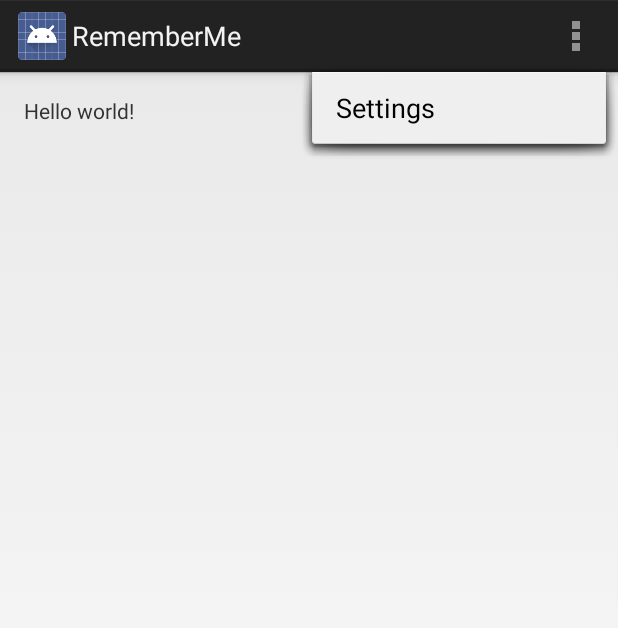
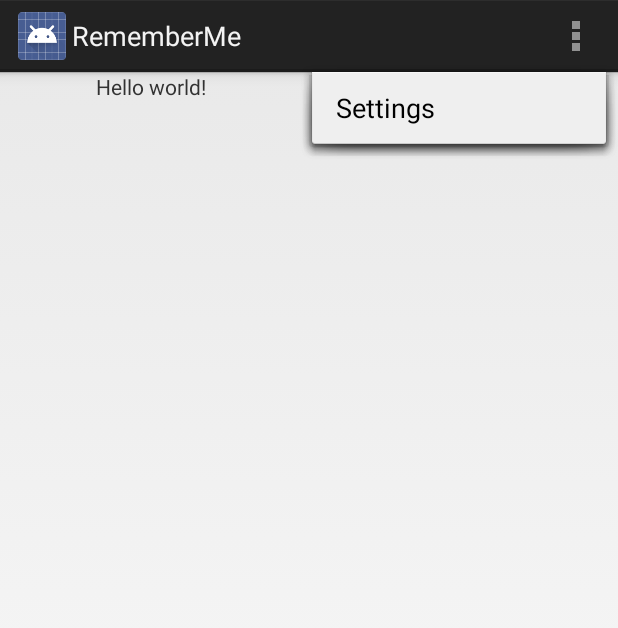
Before and after one commit to xamgems/acm-androidtalk, an Android app: the screen it shows after launch (MainActivity), with the options menu open, on a phone screen of 412 x 824 dp. Shown: the top 628 px of the screen. Run offline under Robolectric (Android 15) with nearby library versions, the phone set to English and light mode, and no system bars.

Commit message:
Stripped out default boilerplate code. Hello world!

```diff
--- a/android/src/main/java/com/uwcse/rememberme/MainActivity.java
+++ b/android/src/main/java/com/uwcse/rememberme/MainActivity.java
@@ -5,7 +5,10 @@ import android.os.Bundle;
 import android.view.Menu;
 import android.view.MenuItem;
 
-
+/**
+ * The main activity that is shown when our application is first launched. We specify this
+ * through the AndroidManifest.xml file
+ */
 public class MainActivity extends Activity {
 
     @Override
@@ -13,7 +16,6 @@ public class MainActivity extends Activity {
         super.onCreate(savedInstanceState);
         setContentView(R.layout.activity_main);
     }
-
 
     @Override
     public boolean onCreateOptionsMenu(Menu menu) {
--- a/android/src/main/res/layout/activity_main.xml
+++ b/android/src/main/res/layout/activity_main.xml
@@ -1,11 +1,9 @@
-<RelativeLayout xmlns:android="http://schemas.android.com/apk/res/android"
+<LinearLayout xmlns:android="http://schemas.android.com/apk/res/android"
     xmlns:tools="http://schemas.android.com/tools"
     android:layout_width="match_parent"
     android:layout_height="match_parent"
-    android:paddingLeft="@dimen/activity_horizontal_margin"
-    android:paddingRight="@dimen/activity_horizontal_margin"
-    android:paddingTop="@dimen/activity_vertical_margin"
-    android:paddingBottom="@dimen/activity_vertical_margin"
+    android:paddingLeft="64dp"
+    android:paddingRight="64dp"
     tools:context="com.uwcse.rememberme.MainActivity">
 
     <TextView
@@ -13,4 +11,4 @@
         android:layout_width="wrap_content"
         android:layout_height="wrap_content" />
 
-</RelativeLayout>
+</LinearLayout>
```
